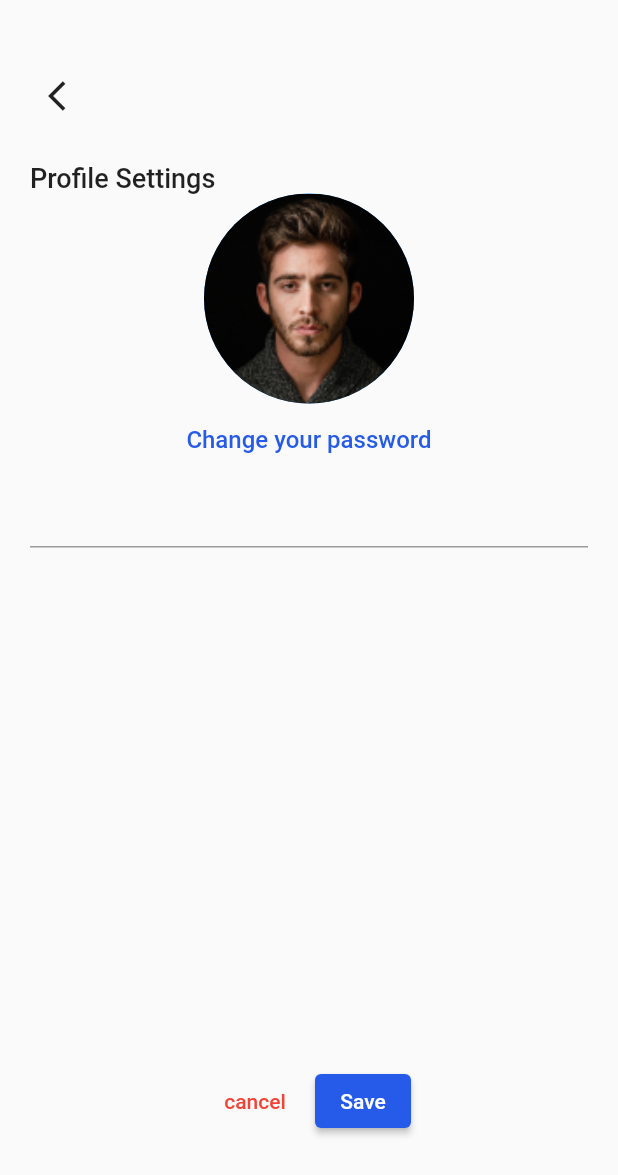
After one commit to Glitch-bug/e_learning, a Flutter app: the Profile screen opened directly, on a phone screen of 412 x 824 dp. The commit adds this screen. Shown: the top 1175 px of the screen. Run offline on Flutter 3.47's test engine with Material 2 defaults, Android fonts, the phone set to English and light mode, and no system bars; our stand-ins replace flutter_switch, lite_rolling_switch.

Commit message:
settings 2.0

```diff
--- a/lib/saved/saved.dart
+++ b/lib/saved/saved.dart
@@ -57,7 +57,7 @@ class Empty extends StatelessWidget{
           ),
           Padding(
             padding: const EdgeInsets.only(top:50),
-            child: GreyButton(text: "Recommended",)
+            child: GreyButton(text: "Recommended", effect: (){},)
           ),
 
         ],
@@ -90,7 +90,7 @@ class Popul extends StatelessWidget{
           ListItem(image: "images/s4.png", title: "Sketchbook essential for everyone", author: "Sarah Morry"),
           Padding(
             padding: const EdgeInsets.only(top:50),
-            child: GreyButton(text: "Add more",)
+            child: GreyButton(text: "Add more", effect: (){},)
           ),
         ],
       )
--- /dev/null
+++ b/lib/student/settings/profile.dart
@@ -0,0 +1,110 @@
+import 'package:flutter/material.dart';
+
+
+class Profile extends StatefulWidget{
+  const Profile({super.key});
+
+  @override
+  State<Profile> createState() => _Profile();
+}
+class _Profile extends State<Profile>{
+  final formKey = GlobalKey<FormState>();
+  @override
+  Widget build(BuildContext context){
+    return Scaffold(
+      body: Padding(
+        padding: const EdgeInsets.all(20),
+        child: Column(
+          crossAxisAlignment: CrossAxisAlignment.start,
+          children: [
+            Padding(
+              padding: const EdgeInsets.symmetric(vertical:20.0),
+              child: IconButton(
+                icon: const Icon(Icons.arrow_back_ios),
+                onPressed: (){
+                  Navigator.pop(context);
+                },
+              ),
+            ),
+            const Text(
+              "Profile Settings",
+              style: TextStyle(
+                fontSize: 18,
+                fontWeight: FontWeight.w500,
+              )
+            ),
+            Center(
+              child: Column(
+                mainAxisAlignment: MainAxisAlignment.spaceBetween,
+                children: [
+                  const CircleAvatar(
+                    radius: 70,
+                    backgroundImage: AssetImage("images/st_profile.png"),
+                  ),
+                  TextButton(
+                    onPressed:(){},
+                    child: const Text(
+                      "Change your password",
+                      style: TextStyle(
+                        fontSize: 16,
+                        color: Color(0xff265AE8),
+                      )
+                    ),
+                  )
+                ]
+                ),
+            ),
+            Form(
+              key: formKey,
+              child: TextFormField(
+                validator: ((value) {
+                  if (value == null || value.isEmpty) {
+                    return "Please enter some text";
+                  }else if (value == 'jessie'){
+                    return "this user name is already taken";
+                  }
+                  return null;
+                })
+              ),
+            ),
+            Expanded(
+              child: Container(),
+            ),
+             Padding(
+               padding: const EdgeInsets.only(bottom:46),
+               child: Row(
+                mainAxisAlignment: MainAxisAlignment.center,
+                children: [
+                  TextButton(
+                    onPressed: (){Navigator.pop(context);},
+                    child: const Text(
+                      "cancel",
+                      style: TextStyle(
+                        color: Colors.red
+                      ),)
+                  ),
+                  Padding(
+                    padding: const EdgeInsets.only(left:8.0),
+                    child: ElevatedButton(
+                      onPressed: (){
+                        if (formKey.currentState!.validate()){
+                          ScaffoldMessenger.of(context).showSnackBar(
+                            const SnackBar(content: Text('Saved')),
+                          );
+                        }
+                      },
+                      style: ElevatedButton.styleFrom(
+                        backgroundColor: Color(0xff265AE8),
+                      ),
+                      child: Text("Save")
+                    ),
+                  )
+                ],
+              ),
+            )
+          ],
+        )
+      )
+    );
+  }
+}
```
Also changed, not shown: lib/home/section.dart (+3 -4 lines), lib/student/settings/settings.dart (+13 -3 lines), lib/student/st_profile.png (deleted).
